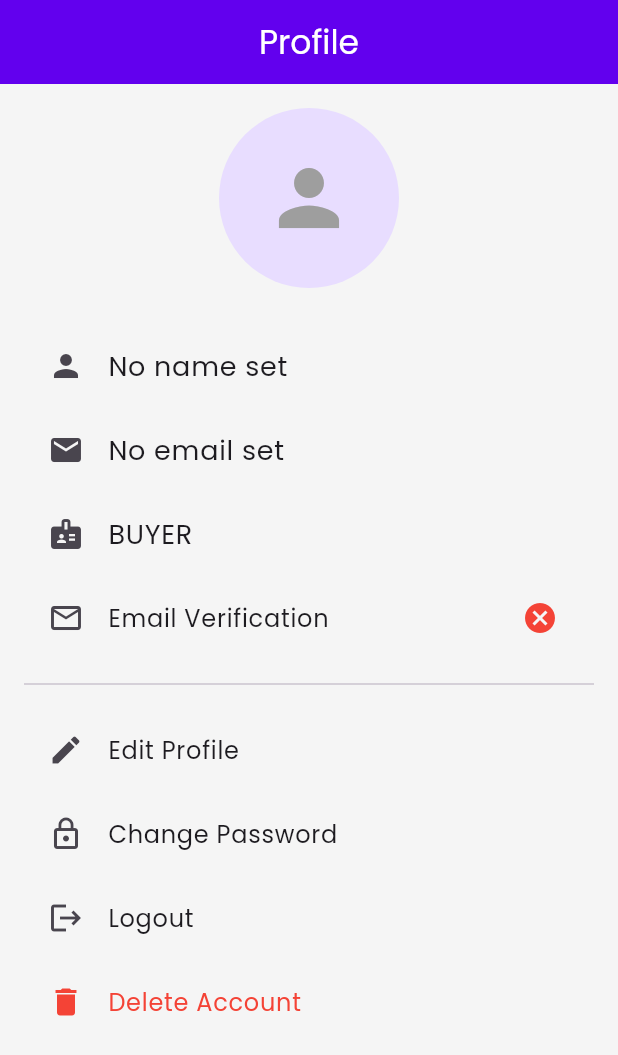
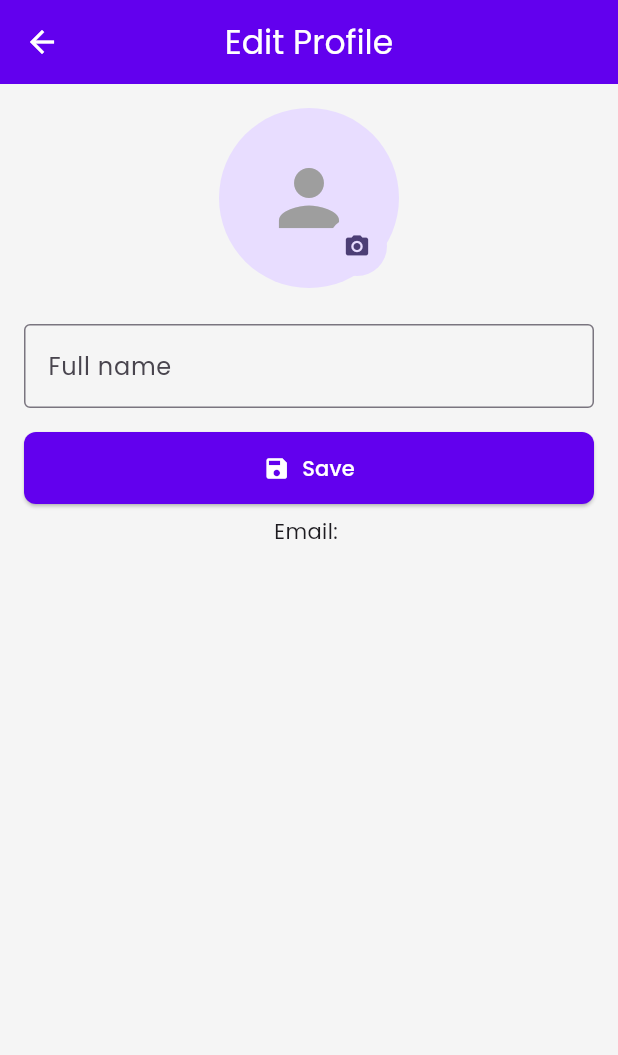
Before and after one commit to vinhsenpai/PRM393_Study, a Flutter app: the ProfileScreen screen opened directly with empty values, after a tap on "Edit Profile", on a phone screen of 412 x 824 dp. Shown: the top 1055 px of the screen. Run offline on Flutter 3.47's test engine with Material 3 defaults, Android fonts, the phone set to English and light mode, and no system bars; our stand-ins replace cached_network_image, carousel_slider, cloud_firestore, firebase_auth, firebase_core, firebase_storage and 7 more; accounts and stored records are empty.

Commit message:
edit profile

```diff
--- a/flutter_application_1/lib/providers/auth_provider.dart
+++ b/flutter_application_1/lib/providers/auth_provider.dart
@@ -12,6 +12,12 @@ class AuthProvider with ChangeNotifier {
   final AuthService _authService;
 
   FirebaseFirestore get firestore => _authService.firestore;
+
+  void refreshCurrentUser(User user) {
+    _currentUser = user;
+    notifyListeners();
+  }
+
 
 
 
--- /dev/null
+++ b/flutter_application_1/lib/screens/edit_profile_screen.dart
@@ -0,0 +1,188 @@
+import 'dart:io';
+
+import 'package:flutter/material.dart';
+import 'package:image_picker/image_picker.dart';
+import 'package:provider/provider.dart';
+
+import 'package:cloud_firestore/cloud_firestore.dart';
+
+import '../models/user.dart';
+import '../providers/auth_provider.dart';
+import '../services/cloudinary_service.dart';
+
+
+class EditProfileScreen extends StatefulWidget {
+  final String userId;
+
+  const EditProfileScreen({super.key, required this.userId});
+
+  @override
+  State<EditProfileScreen> createState() => _EditProfileScreenState();
+}
+
+class _EditProfileScreenState extends State<EditProfileScreen> {
+  final _formKey = GlobalKey<FormState>();
+  final _nameController = TextEditingController();
+
+  bool _isSaving = false;
+  File? _pickedImage;
+
+  @override
+  void initState() {
+    super.initState();
+    final auth = context.read<AuthProvider>();
+    final user = auth.currentUser;
+    if (user != null) {
+      _nameController.text = user.name;
+    }
+  }
+
+  @override
+  void dispose() {
+    _nameController.dispose();
+    super.dispose();
+  }
+
+  Future<void> _pickImage() async {
+    final picker = ImagePicker();
+    final picked = await picker.pickImage(source: ImageSource.gallery);
+    if (picked == null) return;
+    setState(() {
+      _pickedImage = File(picked.path);
+    });
+  }
+
+  Future<void> _onSave() async {
+    final name = _nameController.text.trim();
+    if (name.isEmpty) {
+      ScaffoldMessenger.of(context).showSnackBar(
+        const SnackBar(content: Text('Vui lòng nhập tên đầy đủ')),
+      );
+      return;
+    }
+
+    setState(() => _isSaving = true);
+    try {
+      final auth = context.read<AuthProvider>();
+      final currentUser = auth.currentUser;
+      if (currentUser == null) {
+        ScaffoldMessenger.of(context).showSnackBar(
+          const SnackBar(content: Text('User không tồn tại')),
+        );
+        return;
+      }
+
+      String? photoUrl;
+      if (_pickedImage != null) {
+        photoUrl = await CloudinaryService.uploadImage(_pickedImage!);
+      }
+
+      await auth.firestore.collection('users').doc(widget.userId).update({
+        'name': name,
+        if (photoUrl != null) 'photoUrl': photoUrl,
+        'updatedAt': FieldValue.serverTimestamp(),
+      });
+
+      // refresh user
+      final doc = await auth.firestore.collection('users').doc(widget.userId).get();
+      if (doc.exists) {
+        auth.refreshCurrentUser(User.fromDocument(widget.userId, doc.data()!));
+      }
+
+
+      if (mounted) {
+        Navigator.of(context).pop();
+      }
+    } catch (e) {
+      if (mounted) {
+        ScaffoldMessenger.of(context).showSnackBar(
+          SnackBar(content: Text('Lỗi cập nhật profile: $e')),
+        );
+      }
+    } finally {
+      if (mounted) {
+        setState(() => _isSaving = false);
+      }
+    }
+  }
+
+  @override
+  Widget build(BuildContext context) {
+    final auth = context.watch<AuthProvider>();
+    final user = auth.currentUser;
+
+    return Scaffold(
+      appBar: AppBar(
+        title: const Text('Edit Profile'),
+      ),
+      body: user == null
+          ? const Center(child: Text('User not found'))
+          : ListView(
+              padding: const EdgeInsets.all(16),
+              children: [
+                Center(
+                  child: Stack(
+                    alignment: Alignment.bottomRight,
+                    children: [
+                      CircleAvatar(
+                        radius: 60,
+                        backgroundImage: _pickedImage != null
+                            ? FileImage(_pickedImage!)
+                            : (user.photoUrl?.isNotEmpty ?? false)
+                                ? NetworkImage(user.photoUrl!)
+                                : null,
+                        child: _pickedImage == null && (user.photoUrl?.isNotEmpty ?? false) == false
+                            ? const Icon(Icons.person, size: 60, color: Colors.grey)
+                            : null,
+                      ),
+                      IconButton(
+                        onPressed: _isSaving ? null : _pickImage,
+                        icon: const CircleAvatar(
+                          radius: 20,
+                          child: Icon(Icons.camera_alt, size: 18),
+                        ),
+                      ),
+                    ],
+                  ),
+                ),
+                const SizedBox(height: 24),
+                Form(
+                  key: _formKey,
+                  child: Column(
+                    children: [
+                      TextFormField(
+                        controller: _nameController,
+                        decoration: const InputDecoration(
+                          labelText: 'Full name',
+                          border: OutlineInputBorder(),
+                        ),
+                      ),
+                      const SizedBox(height: 16),
+                      SizedBox(
+                        height: 48,
+                        width: double.infinity,
+                        child: ElevatedButton.icon(
+                          onPressed: _isSaving ? null : _onSave,
+                          icon: _isSaving
+                              ? const SizedBox(
+                                  width: 18,
+                                  height: 18,
+                                  child: CircularProgressIndicator(strokeWidth: 2),
+                                )
+                              : const Icon(Icons.save),
+                          label: Text(_isSaving ? 'Saving...' : 'Save'),
+                        ),
+                      ),
+                      const SizedBox(height: 8),
+                      Text(
+                        'Email: ${user.email}',
+                        style: Theme.of(context).textTheme.bodyMedium,
+                      ),
+                    ],
+                  ),
+                ),
+              ],
+            ),
+    );
+  }
+}
--- a/flutter_application_1/lib/screens/profile_screen.dart
+++ b/flutter_application_1/lib/screens/profile_screen.dart
@@ -2,7 +2,9 @@ import 'package:flutter/material.dart';
 import 'package:provider/provider.dart';
 
 import '../providers/auth_provider.dart';
+import '../screens/edit_profile_screen.dart';
 import '../models/user.dart';
+
 
 class ProfileScreen extends StatelessWidget {
   final String userId;
@@ -76,7 +78,11 @@ class ProfileScreen extends StatelessWidget {
             leading: const Icon(Icons.edit),
             title: const Text('Edit Profile'),
             onTap: () {
-              // TODO: Navigate to edit profile screen
+              Navigator.of(context).push(
+                MaterialPageRoute(
+                  builder: (_) => EditProfileScreen(userId: user.id),
+                ),
+              );
             },
           ),
           ListTile(
```
Also changed, not shown: 1 other file.
